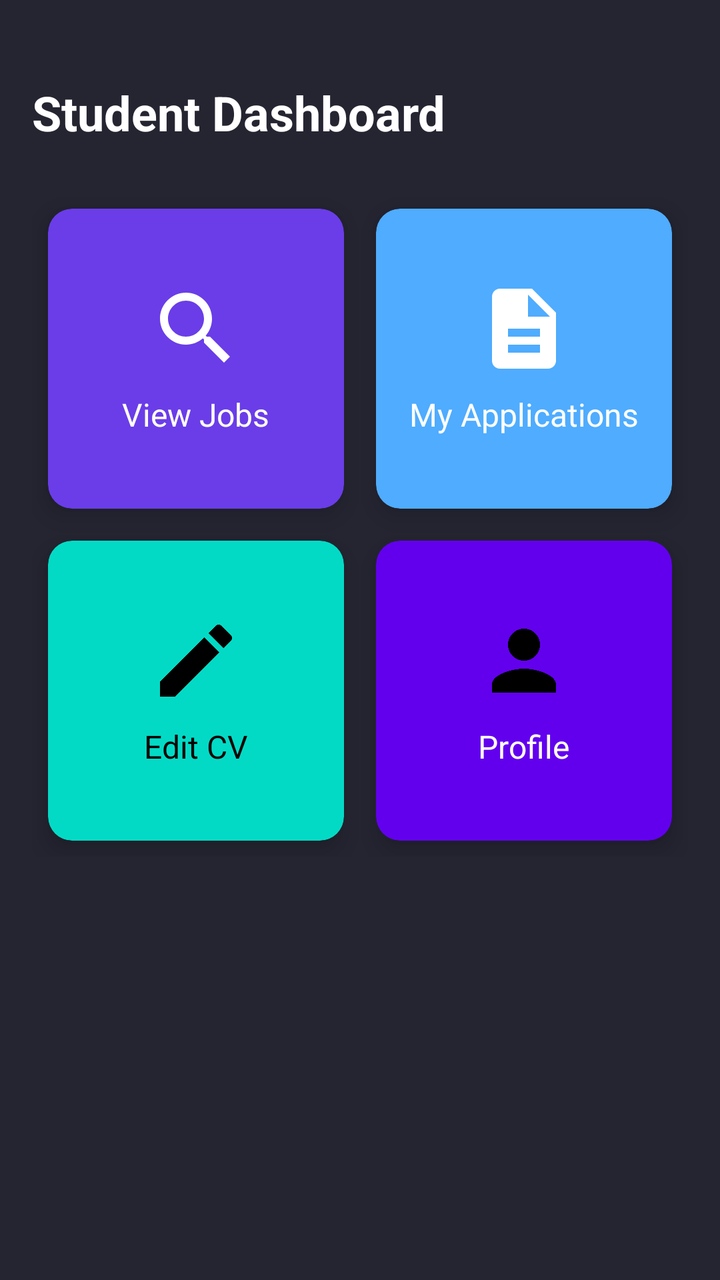
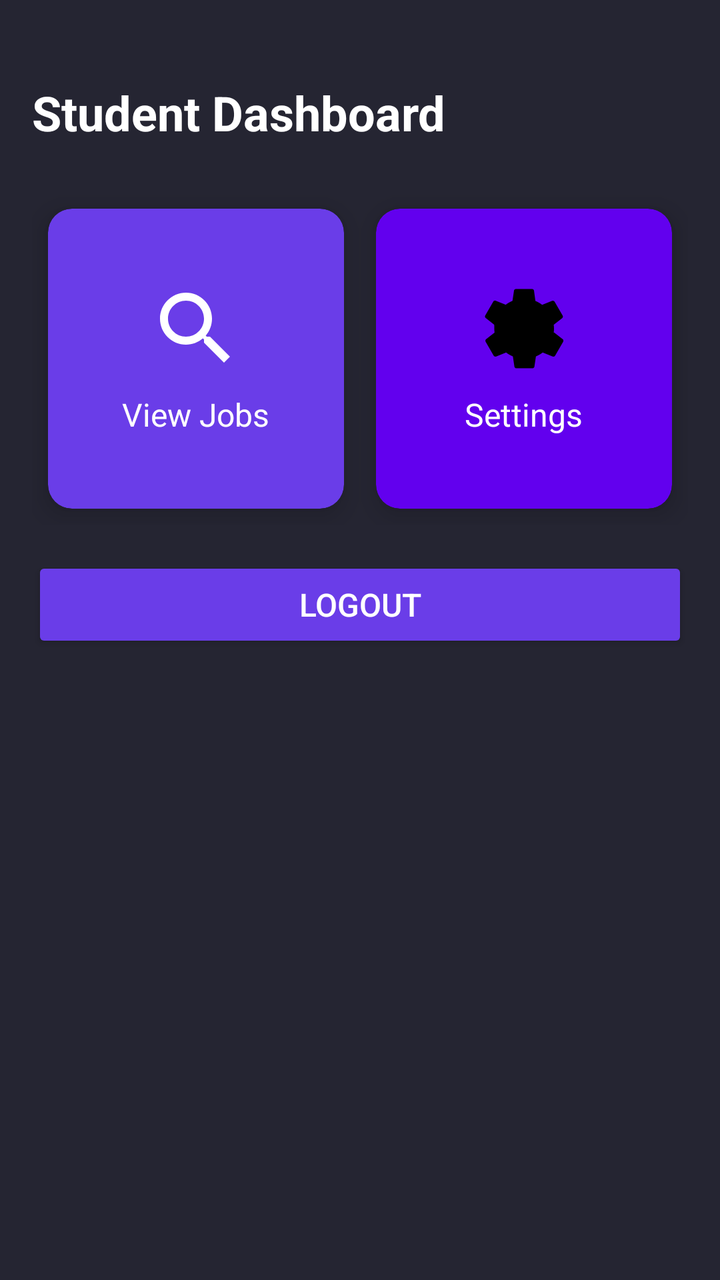

The first picture is an Android layout as it rendered before a commit; the second is the same layout after the commit. The layout source and the unified diff follow.
<!-- AndroidManifest.xml: application theme Theme.NewGemini -->
<!-- res/layout/activity_student_dashboard.xml -->
<?xml version="1.0" encoding="utf-8"?>
<ScrollView xmlns:android="http://schemas.android.com/apk/res/android"
    xmlns:app="http://schemas.android.com/apk/res-auto"
    android:layout_width="match_parent"
    android:layout_height="match_parent"
    android:background="@color/message_bg">

    <LinearLayout
        android:layout_width="match_parent"
        android:layout_height="wrap_content"
        android:orientation="vertical"
        android:padding="16dp">

        <TextView
            android:layout_width="wrap_content"
            android:layout_height="wrap_content"
            android:layout_marginTop="24dp"
            android:text="Student Dashboard"
            android:textColor="@color/primary_text"
            android:textSize="24sp"
            android:textStyle="bold" />

        <GridLayout
            android:layout_width="match_parent"
            android:layout_height="wrap_content"
            android:layout_marginTop="24dp"
            android:columnCount="2"
            android:rowCount="2">

            <androidx.cardview.widget.CardView
                android:id="@+id/viewJobsCard"
                android:layout_width="0dp"
                android:layout_height="150dp"
                android:layout_columnWeight="1"
                android:layout_margin="8dp"
                app:cardBackgroundColor="@color/primary"
                app:cardCornerRadius="12dp"
                app:cardElevation="8dp">

                <LinearLayout
                    android:layout_width="match_parent"
                    android:layout_height="match_parent"
                    android:gravity="center"
                    android:orientation="vertical"
                    android:padding="16dp">

                    <ImageView
                        android:layout_width="48dp"
                        android:layout_height="48dp"
                        android:src="@drawable/ic_search_job" />

                    <TextView
                        android:layout_width="wrap_content"
                        android:layout_height="wrap_content"
                        android:layout_marginTop="8dp"
                        android:text="View Jobs"
                        android:textColor="@color/primary_text"
                        android:textSize="16sp" />
                </LinearLayout>
            </androidx.cardview.widget.CardView>

            <androidx.cardview.widget.CardView
                android:id="@+id/myApplicationsCard"
                android:layout_width="0dp"
                android:layout_height="150dp"
                android:layout_columnWeight="1"
                android:layout_margin="8dp"
                app:cardBackgroundColor="@color/accent"
                app:cardCornerRadius="12dp"
                app:cardElevation="8dp">

                <LinearLayout
                    android:layout_width="match_parent"
                    android:layout_height="match_parent"
                    android:gravity="center"
                    android:orientation="vertical"
                    android:padding="16dp">

                    <ImageView
                        android:layout_width="48dp"
                        android:layout_height="48dp"
                        android:src="@drawable/ic_my_applications" />

                    <TextView
                        android:layout_width="wrap_content"
                        android:layout_height="wrap_content"
                        android:layout_marginTop="8dp"
                        android:text="My Applications"
                        android:textColor="@color/primary_text"
                        android:textSize="16sp" />
                </LinearLayout>
            </androidx.cardview.widget.CardView>

            <androidx.cardview.widget.CardView
                android:id="@+id/editCVCard"
                android:layout_width="0dp"
                android:layout_height="150dp"
                android:layout_columnWeight="1"
                android:layout_margin="8dp"
                app:cardBackgroundColor="@color/colorSecondary"
                app:cardCornerRadius="12dp"
                app:cardElevation="8dp">

                <LinearLayout
                    android:layout_width="match_parent"
                    android:layout_height="match_parent"
                    android:gravity="center"
                    android:orientation="vertical"
                    android:padding="16dp">

                    <ImageView
                        android:layout_width="48dp"
                        android:layout_height="48dp"
                        android:src="@drawable/ic_edit_cv" />

                    <TextView
                        android:layout_width="wrap_content"
                        android:layout_height="wrap_content"
                        android:layout_marginTop="8dp"
                        android:text="Edit CV"
                        android:textColor="@color/colorOnSecondary"
                        android:textSize="16sp" />
                </LinearLayout>
            </androidx.cardview.widget.CardView>

            <androidx.cardview.widget.CardView
                android:id="@+id/profileCard"
                android:layout_width="0dp"
                android:layout_height="150dp"
                android:layout_columnWeight="1"
                android:layout_margin="8dp"
                app:cardBackgroundColor="@color/colorPrimary"
                app:cardCornerRadius="12dp"
                app:cardElevation="8dp">

                <LinearLayout
                    android:layout_width="match_parent"
                    android:layout_height="match_parent"
                    android:gravity="center"
                    android:orientation="vertical"
                    android:padding="16dp">

                    <ImageView
                        android:layout_width="48dp"
                        android:layout_height="48dp"
                        android:src="@drawable/ic_profile" />

                    <TextView
                        android:layout_width="wrap_content"
                        android:layout_height="wrap_content"
                        android:layout_marginTop="8dp"
                        android:text="Profile"
                        android:textColor="@color/primary_text"
                        android:textSize="16sp" />
                </LinearLayout>
            </androidx.cardview.widget.CardView>
        </GridLayout>
    </LinearLayout>
</ScrollView>
<!-- resources referenced by this layout -->
<resources>
  <color name="accent">#4FACFE</color>
  <color name="colorOnSecondary">#000000</color>
  <color name="colorPrimary">#6200EE</color>
  <color name="colorSecondary">#03DAC5</color>
  <color name="message_bg">#252532</color>
  <color name="primary">#6A3DE8</color>
  <color name="primary_text">#FFFFFF</color>
  <!-- drawable ic_edit_cv (drawable) -->
  <vector xmlns:android="http://schemas.android.com/apk/res/android"
      android:width="24dp"
      android:height="24dp"
      android:viewportWidth="24"
      android:viewportHeight="24">
      <path
          android:fillColor="@color/colorOnSecondary"
          android:pathData="M3,17.25V21h3.75L17.81,9.94l-3.75,-3.75L3,17.25zM20.71,7.04c0.39,-0.39 0.39,-1.02 0,-1.41l-2.34,-2.34c-0.39,-0.39 -1.02,-0.39 -1.41,0l-1.83,1.83 3.75,3.75 1.83,-1.83z"/>
  </vector>
  <!-- drawable ic_my_applications (drawable) -->
  <vector xmlns:android="http://schemas.android.com/apk/res/android"
      android:width="24dp"
      android:height="24dp"
      android:viewportWidth="24"
      android:viewportHeight="24">
      <path
          android:fillColor="@color/primary_text"
          android:pathData="M14,2H6c-1.1,0 -1.99,0.9 -1.99,2L4,20c0,1.1 0.89,2 1.99,2H18c1.1,0 2,-0.9 2,-2V8l-6,-6zM16,18H8v-2h8v2zM16,14H8v-2h8v2zM13,9V3.5L18.5,9H13z"/>
  </vector>
  <!-- drawable ic_profile (drawable) -->
  <vector xmlns:android="http://schemas.android.com/apk/res/android"
      android:width="24dp"
      android:height="24dp"
      android:viewportWidth="24"
      android:viewportHeight="24">
      <path
          android:fillColor="@color/colorOnSecondary"
          android:pathData="M12,12c2.21,0 4,-1.79 4,-4s-1.79,-4 -4,-4 -4,1.79 -4,4 1.79,4 4,4zM12,14c-2.67,0 -8,1.34 -8,4v2h16v-2c0,-2.66 -5.33,-4 -8,-4z"/>
  </vector>
  <!-- drawable ic_search_job (drawable) -->
  <vector xmlns:android="http://schemas.android.com/apk/res/android"
      android:width="24dp"
      android:height="24dp"
      android:viewportWidth="24"
      android:viewportHeight="24">
      <path
          android:fillColor="@color/primary_text"
          android:pathData="M15.5,14h-0.79l-0.28,-0.27C15.41,12.59 16,11.11 16,9.5 16,5.91 13.09,3 9.5,3S3,5.91 3,9.5 5.91,16 9.5,16c1.61,0 3.09,-0.59 4.23,-1.57l0.27,0.28v0.79l5,4.99L20.49,19l-4.99,-5zM9.5,14C7.01,14 5,11.99 5,9.5S7.01,5 9.5,5 14,7.01 14,9.5 11.99,14 9.5,14z"/>
  </vector>
  <style name="Theme.NewGemini" parent="Base.Theme.NewGemini" />
  <style name="Base.Theme.NewGemini" parent="Theme.Material3.DayNight.NoActionBar">
          
          
          <item name="colorPrimary">@color/primary</item>
          <item name="colorPrimaryVariant">@color/colorPrimaryDark</item>
          <item name="colorOnPrimary">@color/primary_text</item>
          
          <item name="colorSecondary">@color/accent</item>
          <item name="colorSecondaryVariant">@color/colorSecondary</item>
          <item name="colorOnSecondary">@color/colorOnSecondary</item>
          
          <item name="android:statusBarColor">@color/message_bg</item>
          
          <item name="android:windowBackground">@color/message_bg</item>
          
          <item name="android:textColorPrimary">@color/primary_text</item>
          <item name="android:textColorSecondary">@color/secondary_text</item>
          <item name="android:textColorHint">@color/hint_text</item>
      </style>
  <color name="colorPrimaryDark">#3700B3</color>
  <color name="secondary_text">#BDBDBD</color>
  <color name="hint_text">#757575</color>
</resources>

<!-- the commit's change to res/layout/activity_student_dashboard.xml (unified diff, before → after) -->
@@ -1,4 +1,3 @@
-<?xml version="1.0" encoding="utf-8"?>
 <ScrollView xmlns:android="http://schemas.android.com/apk/res/android"
     xmlns:app="http://schemas.android.com/apk/res-auto"
     android:layout_width="match_parent"
@@ -25,7 +24,7 @@
             android:layout_height="wrap_content"
             android:layout_marginTop="24dp"
             android:columnCount="2"
-            android:rowCount="2">
+            android:rowCount="3">
 
             <androidx.cardview.widget.CardView
                 android:id="@+id/viewJobsCard"
@@ -59,72 +58,10 @@
                 </LinearLayout>
             </androidx.cardview.widget.CardView>
 
-            <androidx.cardview.widget.CardView
-                android:id="@+id/myApplicationsCard"
-                android:layout_width="0dp"
-                android:layout_height="150dp"
-                android:layout_columnWeight="1"
-                android:layout_margin="8dp"
-                app:cardBackgroundColor="@color/accent"
-                app:cardCornerRadius="12dp"
-                app:cardElevation="8dp">
-
-                <LinearLayout
-                    android:layout_width="match_parent"
-                    android:layout_height="match_parent"
-                    android:gravity="center"
-                    android:orientation="vertical"
-                    android:padding="16dp">
-
-                    <ImageView
-                        android:layout_width="48dp"
-                        android:layout_height="48dp"
-                        android:src="@drawable/ic_my_applications" />
-
-                    <TextView
-                        android:layout_width="wrap_content"
-                        android:layout_height="wrap_content"
-                        android:layout_marginTop="8dp"
-                        android:text="My Applications"
-                        android:textColor="@color/primary_text"
-                        android:textSize="16sp" />
-                </LinearLayout>
-            </androidx.cardview.widget.CardView>
+            
 
             <androidx.cardview.widget.CardView
-                android:id="@+id/editCVCard"
-                android:layout_width="0dp"
-                android:layout_height="150dp"
-                android:layout_columnWeight="1"
-                android:layout_margin="8dp"
-                app:cardBackgroundColor="@color/colorSecondary"
-                app:cardCornerRadius="12dp"
-                app:cardElevation="8dp">
-
-                <LinearLayout
-                    android:layout_width="match_parent"
-                    android:layout_height="match_parent"
-                    android:gravity="center"
-                    android:orientation="vertical"
-                    android:padding="16dp">
-
-                    <ImageView
-                        android:layout_width="48dp"
-                        android:layout_height="48dp"
-                        android:src="@drawable/ic_edit_cv" />
-
-                    <TextView
-                        android:layout_width="wrap_content"
-                        android:layout_height="wrap_content"
-                        android:layout_marginTop="8dp"
-                        android:text="Edit CV"
-                        android:textColor="@color/colorOnSecondary"
-                        android:textSize="16sp" />
-                </LinearLayout>
-            </androidx.cardview.widget.CardView>
-
-            <androidx.cardview.widget.CardView
-                android:id="@+id/profileCard"
+                android:id="@+id/settingsCard"
                 android:layout_width="0dp"
                 android:layout_height="150dp"
                 android:layout_columnWeight="1"
@@ -143,17 +80,28 @@
                     <ImageView
                         android:layout_width="48dp"
                         android:layout_height="48dp"
-                        android:src="@drawable/ic_profile" />
+                        android:src="@drawable/ic_settings" />
 
                     <TextView
                         android:layout_width="wrap_content"
                         android:layout_height="wrap_content"
                         android:layout_marginTop="8dp"
-                        android:text="Profile"
+                        android:text="Settings"
                         android:textColor="@color/primary_text"
                         android:textSize="16sp" />
                 </LinearLayout>
             </androidx.cardview.widget.CardView>
+
         </GridLayout>
+
+        <Button
+            android:id="@+id/logoutButton"
+            android:layout_width="match_parent"
+            android:layout_height="wrap_content"
+            android:layout_marginTop="16dp"
+            android:backgroundTint="@color/primary"
+            android:text="Logout"
+            android:textColor="@color/white"
+            android:textSize="16sp" />
     </LinearLayout>
 </ScrollView>
<!-- resource entries referenced after the edit -->
@@ -1,42 +1,10 @@
 <!-- resources referenced by this layout -->
 <resources>
-  <color name="accent">#4FACFE</color>
-  <color name="colorOnSecondary">#000000</color>
   <color name="colorPrimary">#6200EE</color>
-  <color name="colorSecondary">#03DAC5</color>
   <color name="message_bg">#252532</color>
   <color name="primary">#6A3DE8</color>
   <color name="primary_text">#FFFFFF</color>
-  <!-- drawable ic_edit_cv (drawable) -->
-  <vector xmlns:android="http://schemas.android.com/apk/res/android"
-      android:width="24dp"
-      android:height="24dp"
-      android:viewportWidth="24"
-      android:viewportHeight="24">
-      <path
-          android:fillColor="@color/colorOnSecondary"
-          android:pathData="M3,17.25V21h3.75L17.81,9.94l-3.75,-3.75L3,17.25zM20.71,7.04c0.39,-0.39 0.39,-1.02 0,-1.41l-2.34,-2.34c-0.39,-0.39 -1.02,-0.39 -1.41,0l-1.83,1.83 3.75,3.75 1.83,-1.83z"/>
-  </vector>
-  <!-- drawable ic_my_applications (drawable) -->
-  <vector xmlns:android="http://schemas.android.com/apk/res/android"
-      android:width="24dp"
-      android:height="24dp"
-      android:viewportWidth="24"
-      android:viewportHeight="24">
-      <path
-          android:fillColor="@color/primary_text"
-          android:pathData="M14,2H6c-1.1,0 -1.99,0.9 -1.99,2L4,20c0,1.1 0.89,2 1.99,2H18c1.1,0 2,-0.9 2,-2V8l-6,-6zM16,18H8v-2h8v2zM16,14H8v-2h8v2zM13,9V3.5L18.5,9H13z"/>
-  </vector>
-  <!-- drawable ic_profile (drawable) -->
-  <vector xmlns:android="http://schemas.android.com/apk/res/android"
-      android:width="24dp"
-      android:height="24dp"
-      android:viewportWidth="24"
-      android:viewportHeight="24">
-      <path
-          android:fillColor="@color/colorOnSecondary"
-          android:pathData="M12,12c2.21,0 4,-1.79 4,-4s-1.79,-4 -4,-4 -4,1.79 -4,4 1.79,4 4,4zM12,14c-2.67,0 -8,1.34 -8,4v2h16v-2c0,-2.66 -5.33,-4 -8,-4z"/>
-  </vector>
+  <color name="white">#FFFFFFFF</color>
   <!-- drawable ic_search_job (drawable) -->
   <vector xmlns:android="http://schemas.android.com/apk/res/android"
       android:width="24dp"
@@ -46,6 +14,18 @@
       <path
           android:fillColor="@color/primary_text"
           android:pathData="M15.5,14h-0.79l-0.28,-0.27C15.41,12.59 16,11.11 16,9.5 16,5.91 13.09,3 9.5,3S3,5.91 3,9.5 5.91,16 9.5,16c1.61,0 3.09,-0.59 4.23,-1.57l0.27,0.28v0.79l5,4.99L20.49,19l-4.99,-5zM9.5,14C7.01,14 5,11.99 5,9.5S7.01,5 9.5,5 14,7.01 14,9.5 11.99,14 9.5,14z"/>
+  </vector>
+  <!-- drawable ic_settings (drawable) -->
+  <?xml version="1.0" encoding="utf-8"?>
+  <vector xmlns:android="http://schemas.android.com/apk/res/android"
+      android:width="24dp"
+      android:height="24dp"
+      android:viewportWidth="24"
+      android:viewportHeight="24">
+  
+      <path
+          android:fillColor="#000000"
+          android:pathData="M12,8.6c-1.88,0 -3.4,1.52 -3.4,3.4s1.52,3.4 3.4,3.4 3.4,-1.52 3.4,-3.4 -1.52,-3.4 -3.4,-3.4zM19.43,12.98c0.04,-0.32 0.07,-0.65 0.07,-0.98s-0.03,-0.66 -0.07,-0.98l2.11,-1.65c0.19,-0.15 0.24,-0.42 0.12,-0.64l-2,-3.46c-0.12,-0.22 -0.39,-0.3 -0.63,-0.22l-2.49,1c-0.52,-0.4 -1.08,-0.73 -1.69,-0.98L14.5,2.5c-0.03,-0.24 -0.24,-0.42 -0.5,-0.42h-4c-0.26,0 -0.47,0.18 -0.5,0.42l-0.38,2.54c-0.61,0.25 -1.17,0.58 -1.69,0.98l-2.49,-1c-0.24,-0.1 -0.51,0 -0.63,0.22l-2,3.46c-0.12,0.22 -0.07,0.49 0.12,0.64l2.11,1.65C4.6,11.34 4.57,11.67 4.57,12s0.03,0.66 0.07,0.98l-2.11,1.65c-0.19,0.15 -0.24,0.42 -0.12,0.64l2,3.46c0.12,0.22 0.39,0.3 0.63,0.22l2.49,-1c0.52,0.4 1.08,0.73 1.69,0.98l0.38,2.54c0.03,0.24 0.24,0.42 0.5,0.42h4c0.26,0 0.47,-0.18 0.5,-0.42l0.38,-2.54c0.61,-0.25 1.17,-0.58 1.69,-0.98l2.49,1c0.24,0.1 0.51,0 0.63,-0.22l2,-3.46c0.12,-0.22 0.07,-0.49 -0.12,-0.64l-2.11,-1.65zM12,15.4c-1.88,0 -3.4,-1.52 -3.4,-3.4s1.52,-3.4 3.4,-3.4 3.4,1.52 3.4,3.4 -1.52,3.4 -3.4,3.4z"/>
   </vector>
   <style name="Theme.NewGemini" parent="Base.Theme.NewGemini" />
   <style name="Base.Theme.NewGemini" parent="Theme.Material3.DayNight.NoActionBar">
@@ -68,6 +48,9 @@
           <item name="android:textColorHint">@color/hint_text</item>
       </style>
   <color name="colorPrimaryDark">#3700B3</color>
+  <color name="accent">#4FACFE</color>
+  <color name="colorSecondary">#03DAC5</color>
+  <color name="colorOnSecondary">#000000</color>
   <color name="secondary_text">#BDBDBD</color>
   <color name="hint_text">#757575</color>
 </resources>
